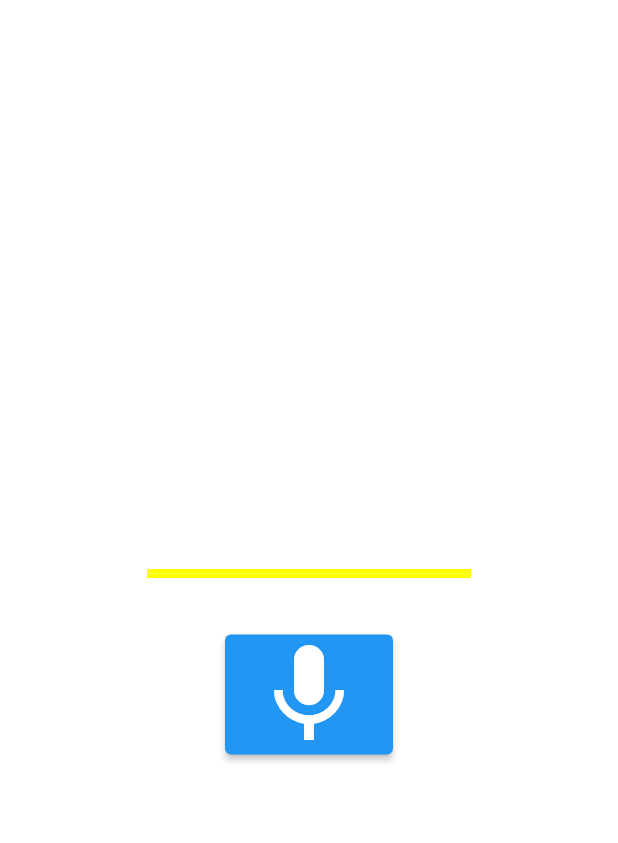
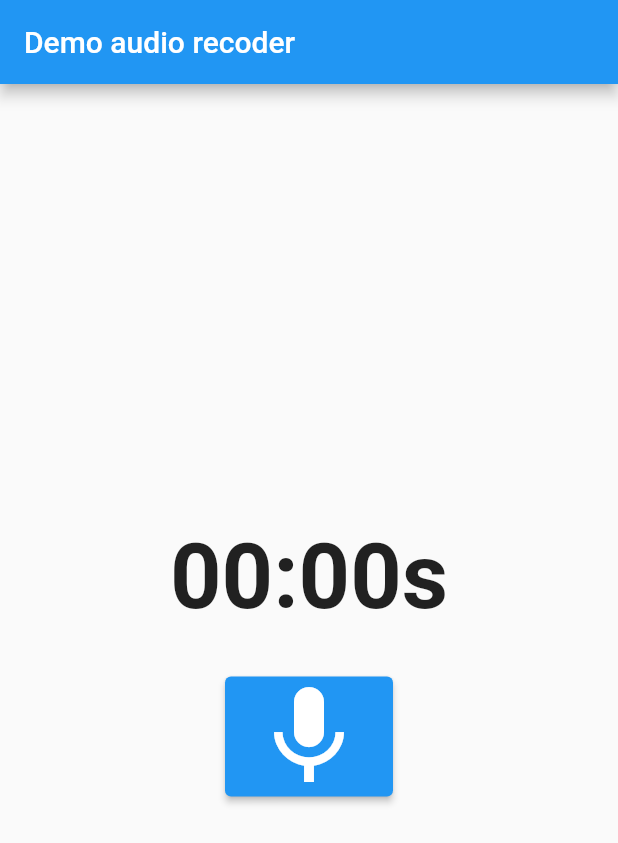
Before and after one commit to nhbao96/audio_recorder, a Flutter app: the screen it shows after launch, on a phone screen of 412 x 824 dp. Shown: the top 843 px of the screen. Run offline on Flutter 3.47's test engine with Material 2 defaults, Android fonts, the phone set to English and light mode, and no system bars; our stand-ins replace permission_handler; missing offline and left inert: flutter_sound.

Commit message:
record to the file

```diff
--- a/lib/features/recorder-page.dart
+++ b/lib/features/recorder-page.dart
@@ -1,8 +1,9 @@
-
+import 'dart:io';
 
 import 'package:flutter/material.dart';
 import 'package:flutter_sound/flutter_sound.dart';
 import 'package:permission_handler/permission_handler.dart';
+
 class RecorderAudioPage extends StatefulWidget {
   const RecorderAudioPage({Key? key}) : super(key: key);
 
@@ -41,7 +42,8 @@ class _RecorderAudioPageState extends State<RecorderAudioPage> {
     if(!isRecoderReady){
       return;
     }
-    await recoder.startRecorder(toFile: 'audio');
+    String pathToAudio = '/sdcard/Download/audio.wav';
+    await recoder.startRecorder(toFile: pathToAudio ,codec: Codec.pcm16WAV );
 
   }
 
@@ -49,7 +51,9 @@ class _RecorderAudioPageState extends State<RecorderAudioPage> {
     if(!isRecoderReady){
       return;
     }
-    await recoder.stopRecorder();
+    final path = await recoder.stopRecorder();
+    final audioFile = File(path!);
+    print("Recorded audio : $audioFile");
   }
 
   String convert2digits(int num){
@@ -58,7 +62,9 @@ class _RecorderAudioPageState extends State<RecorderAudioPage> {
 
   @override
   Widget build(BuildContext context) {
-    return Center(
+    return Scaffold(
+      appBar: AppBar(title: Text("Demo audio recoder")),
+      body: Center(
         child: Column(
           mainAxisAlignment: MainAxisAlignment.center,
           children: [
@@ -69,7 +75,7 @@ class _RecorderAudioPageState extends State<RecorderAudioPage> {
               final twoDigitMinutes = convert2digits(duration.inMinutes.remainder(60));
               final twoDigitSecond = convert2digits(duration.inSeconds.remainder(60));
 
-            return Text('$twoDigitMinutes:${twoDigitSecond}s', style: TextStyle(color: Colors.white,fontSize: 60,fontWeight: FontWeight.bold),);
+              return Text('$twoDigitMinutes:${twoDigitSecond}s', style: TextStyle(color: Colors.black87,fontSize: 60,fontWeight: FontWeight.bold),);
             }),
             const SizedBox( height : 32),
             ElevatedButton(
@@ -89,6 +95,7 @@ class _RecorderAudioPageState extends State<RecorderAudioPage> {
             ),
           ],
         ),
+      ),
     );
   }
 }
```
Also changed, not shown: lib/main.dart (+0 -94 lines). Lines whose indentation alone changed are shown as unchanged.
